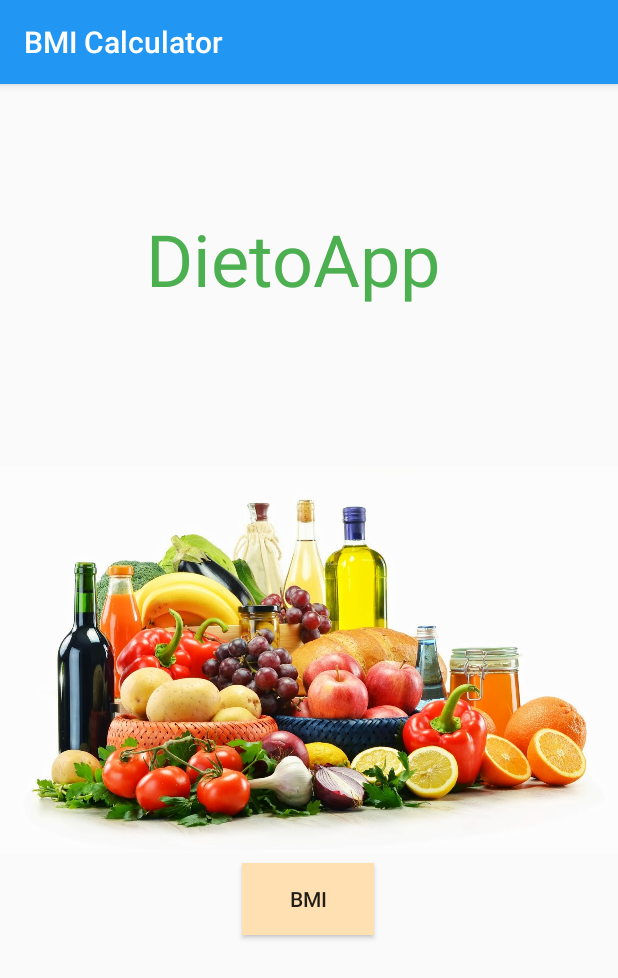
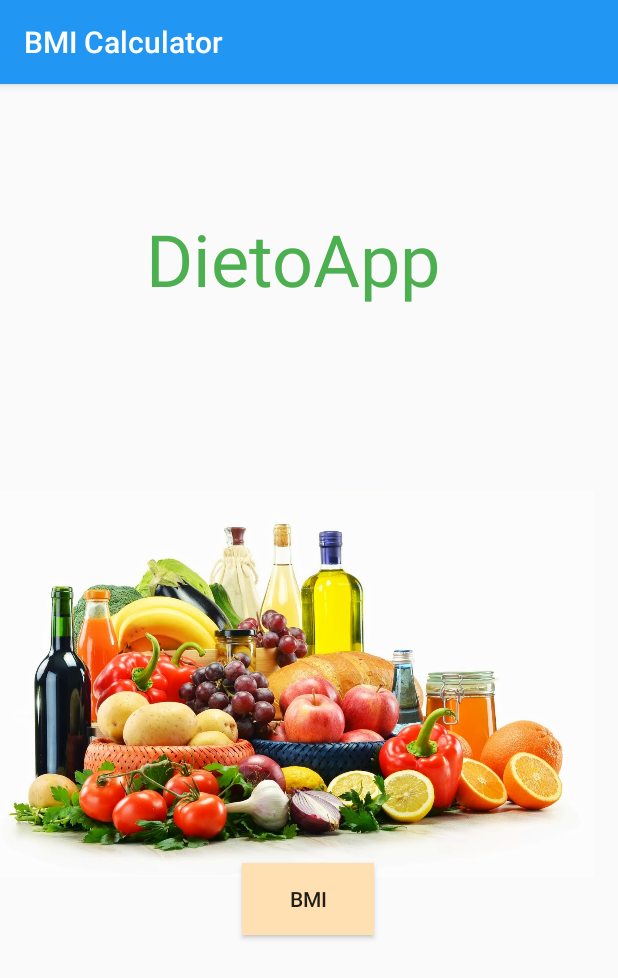
Before and after one commit to FilipBilicki/PAMO-1, an Android app: the screen it shows after launch (Intro), on a phone screen of 412 x 824 dp. Shown: the top 978 px of the screen. Run offline under Robolectric (Android 15) with nearby library versions, the phone set to English and light mode, and no system bars.

Commit message:
Fix text

```diff
--- a/Bmi2.0/Tipper/app/src/main/res/layout/activity_intro.xml
+++ b/Bmi2.0/Tipper/app/src/main/res/layout/activity_intro.xml
@@ -24,9 +24,11 @@
         android:id="@+id/imageView2"
         android:layout_width="wrap_content"
         android:layout_height="wrap_content"
-        app:srcCompat="@drawable/dieta1"
-        tools:layout_editor_absoluteX="0dp"
-        tools:layout_editor_absoluteY="-16dp" />
+        android:layout_marginTop="16dp"
+        android:layout_marginEnd="16dp"
+        app:layout_constraintEnd_toEndOf="parent"
+        app:layout_constraintTop_toTopOf="parent"
+        app:srcCompat="@drawable/dieta1" />
 
     <TextView
         android:id="@+id/textView"
--- a/Bmi2.0/Tipper/app/src/main/res/layout/activity_main.xml
+++ b/Bmi2.0/Tipper/app/src/main/res/layout/activity_main.xml
@@ -59,7 +59,7 @@
         android:layout_width="wrap_content"
         android:layout_height="wrap_content"
         android:textAppearance="?android:attr/textAppearanceMedium"
-        android:text="@string/height"
+        android:text="@string/age"
         android:id="@+id/ageTextView"
         android:layout_gravity="center_vertical|right"/>
 
--- a/Bmi2.0/Tipper/app/src/main/res/values/strings.xml
+++ b/Bmi2.0/Tipper/app/src/main/res/values/strings.xml
@@ -2,7 +2,7 @@
     <string name="app_name">BMI Calculator</string>
     <string name="wage">Enter Wage</string>
     <string name="heightNum">height</string>
-    <string name="height">15</string>
+    <string name="height">height</string>
     <string name="age">Enter Age</string>
     <string name="bmi">BMI</string>
     <string name="kcal">Kcal</string>
```
